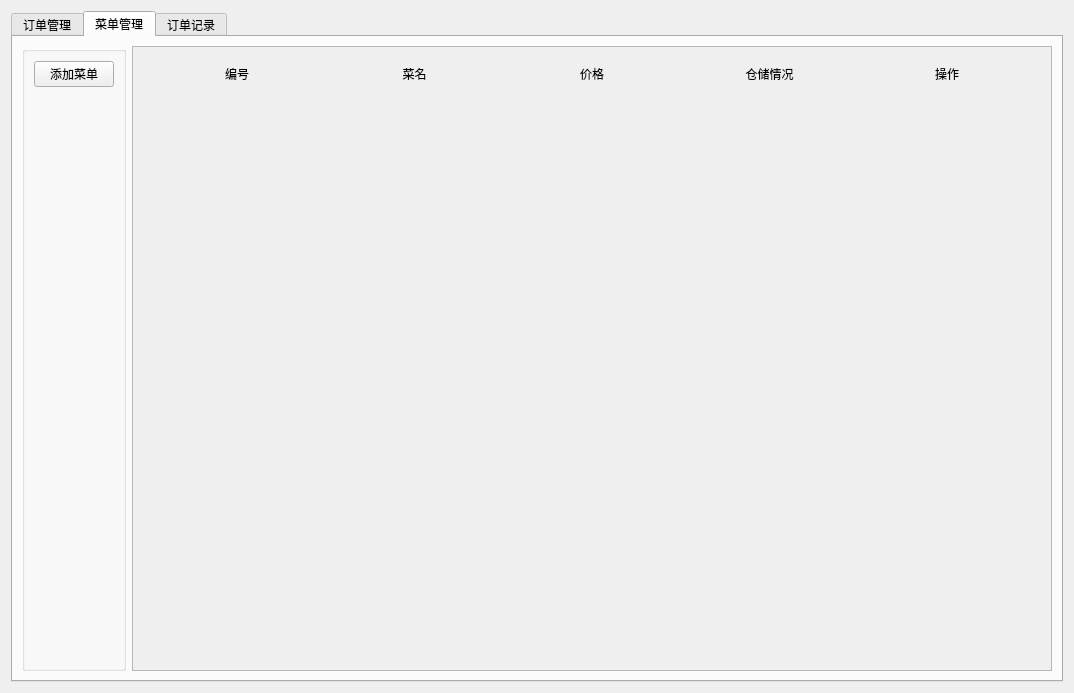
Before: the Qt Designer form admini/administratorinterface.ui in Li-Yaosong/BuffetMealsSystem, drawn with Qt 5.
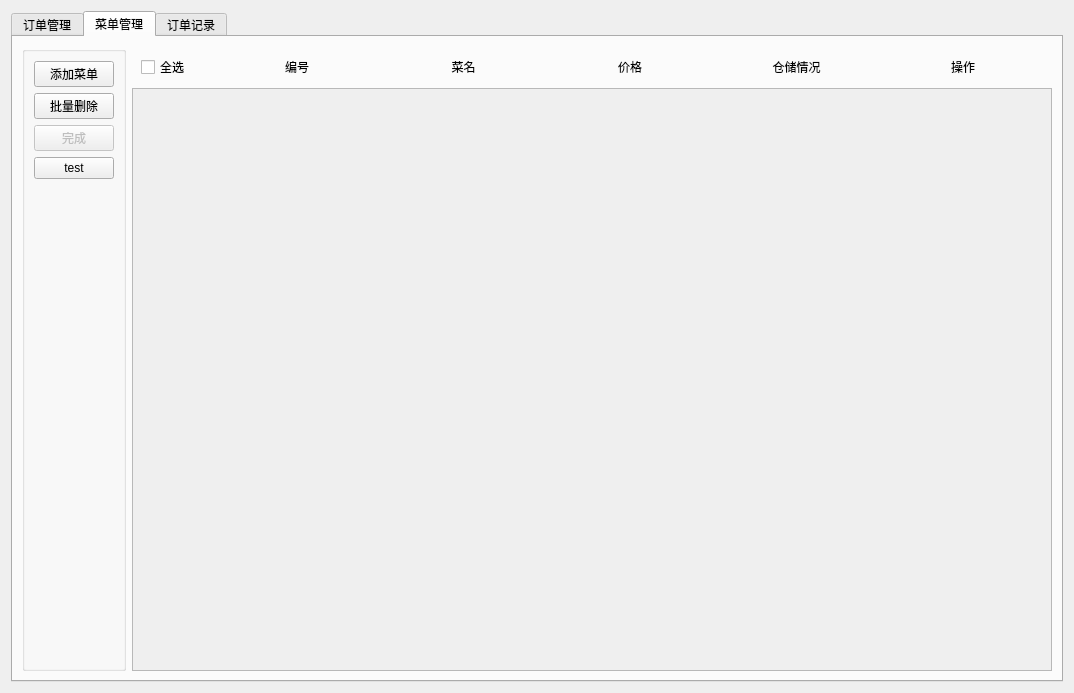
After: the same form once the commit is applied.

Commit message: [add]新增添加菜单和删除菜单功能

Patch:
```diff
--- a/admini/administratorinterface.ui
+++ b/admini/administratorinterface.ui
@@ -2,6 +2,9 @@
 <ui version="4.0">
  <class>AdministratorInterface</class>
  <widget class="QWidget" name="AdministratorInterface">
+  <property name="enabled">
+   <bool>true</bool>
+  </property>
   <property name="geometry">
    <rect>
     <x>0</x>
@@ -153,6 +156,30 @@
             </property>
            </widget>
           </item>
+          <item>
+           <widget class="QPushButton" name="pushButton_batchDel">
+            <property name="text">
+             <string>批量删除</string>
+            </property>
+           </widget>
+          </item>
+          <item>
+           <widget class="QPushButton" name="pushButton_finish">
+            <property name="enabled">
+             <bool>false</bool>
+            </property>
+            <property name="text">
+             <string>完成</string>
+            </property>
+           </widget>
+          </item>
+          <item>
+           <widget class="QPushButton" name="pushButton_4">
+            <property name="text">
+             <string>test</string>
+            </property>
+           </widget>
+          </item>
           <item>
            <spacer name="verticalSpacer_4">
             <property name="orientation">
@@ -170,23 +197,39 @@
         </widget>
        </item>
        <item>
-        <widget class="QScrollArea" name="scrollArea_3">
-         <property name="widgetResizable">
-          <bool>true</bool>
-         </property>
-         <widget class="QWidget" name="scrollAreaWidgetContents_3">
-          <property name="geometry">
-           <rect>
-            <x>0</x>
-            <y>0</y>
-            <width>865</width>
-            <height>603</height>
-           </rect>
+        <widget class="QWidget" name="widget_6" native="true">
+         <layout class="QVBoxLayout" name="verticalLayout_7">
+          <property name="spacing">
+           <number>0</number>
+          </property>
+          <property name="leftMargin">
+           <number>0</number>
           </property>
-          <layout class="QVBoxLayout" name="verticalLayout_5">
+          <property name="topMargin">
+           <number>0</number>
+          </property>
+          <property name="rightMargin">
+           <number>0</number>
+          </property>
+          <property name="bottomMargin">
+           <number>0</number>
+          </property>
            <item>
             <widget class="QWidget" name="widget_4" native="true">
              <layout class="QHBoxLayout" name="horizontalLayout_6">
+             <item>
+              <widget class="QCheckBox" name="checkBox">
+               <property name="maximumSize">
+                <size>
+                 <width>70</width>
+                 <height>16777215</height>
+                </size>
+               </property>
+               <property name="text">
+                <string>全选</string>
+               </property>
+              </widget>
+             </item>
               <item>
                <widget class="QLabel" name="label_10">
                 <property name="text">
@@ -241,6 +284,21 @@
             </widget>
            </item>
            <item>
+           <widget class="QScrollArea" name="scrollArea_3">
+            <property name="widgetResizable">
+             <bool>true</bool>
+            </property>
+            <widget class="QWidget" name="scrollAreaWidgetContents_3">
+             <property name="geometry">
+              <rect>
+               <x>0</x>
+               <y>0</y>
+               <width>865</width>
+               <height>550</height>
+              </rect>
+             </property>
+             <layout class="QVBoxLayout" name="verticalLayout_5">
+              <item>
             <spacer name="verticalSpacer_5">
              <property name="orientation">
               <enum>Qt::Vertical</enum>
@@ -248,13 +306,16 @@
              <property name="sizeHint" stdset="0">
               <size>
                <width>20</width>
-               <height>40</height>
+                  <height>251</height>
               </size>
              </property>
             </spacer>
            </item>
           </layout>
          </widget>
+           </widget>
+          </item>
+         </layout>
         </widget>
        </item>
       </layout>
```
Lines whose indentation alone changed are shown as unchanged. The commit also changes 11 other files.
